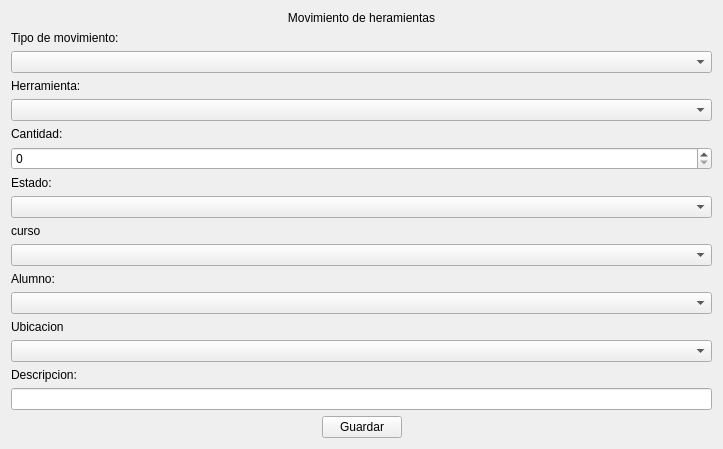
The window that blustock/ui/screens_uis/n-movimiento.ui (MaxAPBusiness/Blustock) describes before a commit, drawn with Qt 5.
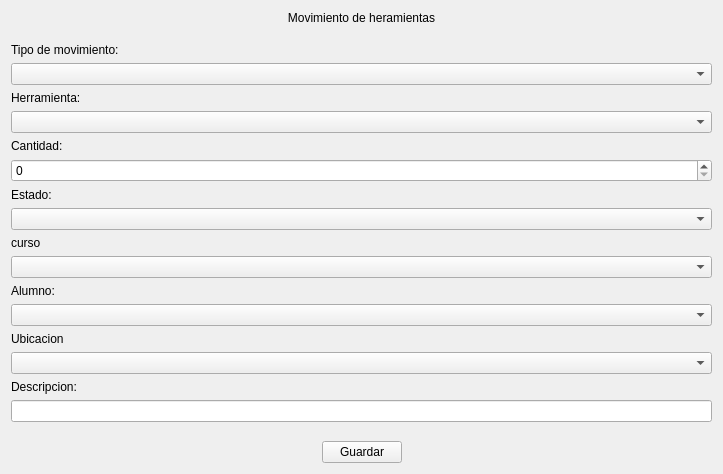
The same window after the commit.

```diff
--- a/blustock/ui/screens_uis/n-movimiento.ui
+++ b/blustock/ui/screens_uis/n-movimiento.ui
@@ -7,7 +7,7 @@
     <x>0</x>
     <y>0</y>
     <width>723</width>
-    <height>432</height>
+    <height>474</height>
    </rect>
   </property>
   <property name="windowTitle">
@@ -91,7 +91,11 @@
       </widget>
      </item>
      <item row="2" column="1">
-      <widget class="QSpinBox" name="cantidadSpinBox"/>
+      <widget class="QSpinBox" name="cantidadSpinBox">
+       <property name="maximum">
+        <number>10000</number>
+       </property>
+      </widget>
      </item>
      <item row="3" column="0">
       <widget class="QLabel" name="estadoLabel">
```
